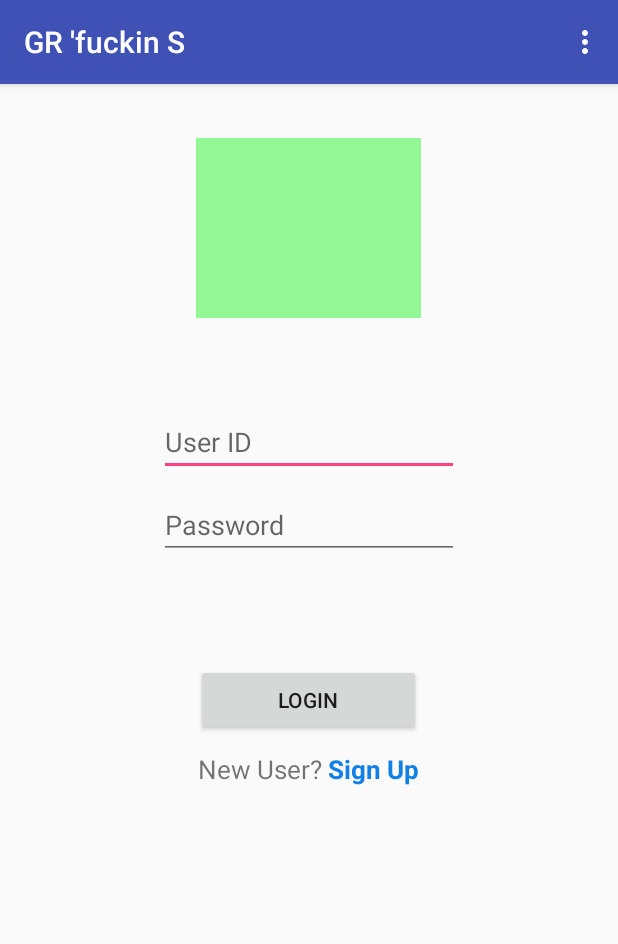
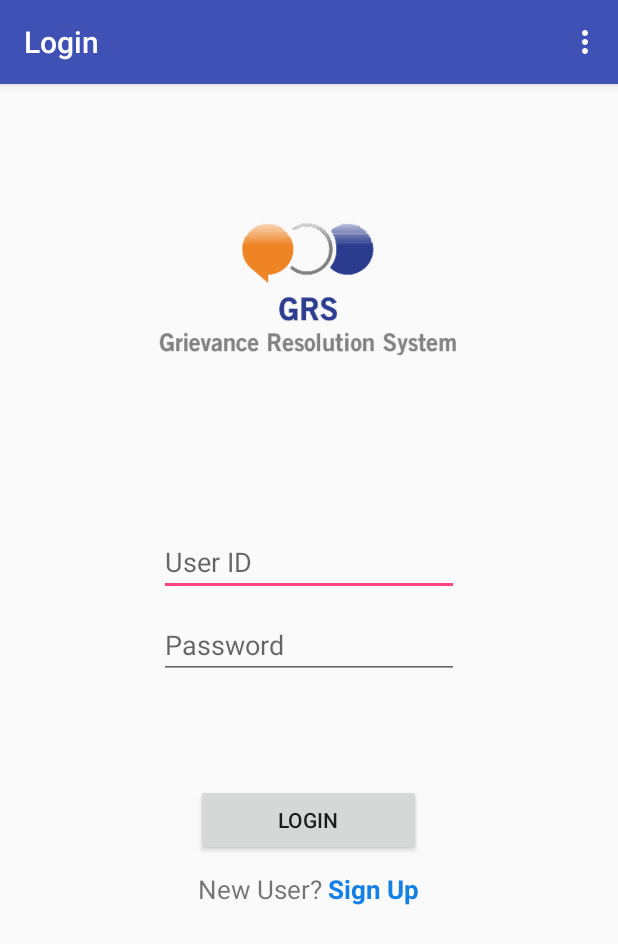
Before and after one commit to Prakhar0409/newApp, an Android app: the screen it shows after launch (LoginActivity), on a phone screen of 412 x 824 dp. Shown: the top 944 px of the screen. Run offline under Robolectric (Android 15) with nearby library versions, the phone set to English and light mode, and no system bars; our stand-ins replace Volley; libraries missing offline, so code that uses them is left out: android.support.v7; network calls fail.

Commit message:
logo shared prefs and shit

```diff
--- a/GRS/app/src/main/java/com/prakhar_squared_mayank/grs/BookmarksActivity.java
+++ b/GRS/app/src/main/java/com/prakhar_squared_mayank/grs/BookmarksActivity.java
@@ -42,7 +42,7 @@ public class BookmarksActivity extends AppCompatActivity {
     }
 
     void getData() {
-        String url1="http://"+LoginActivity.ip+Utility.BOOKMARKCOMPLAINTS;
+        String url1="http://"+Utility.IP+Utility.BOOKMARKCOMPLAINTS;
 
         System.out.println("Url being hit is for bookmark : " + url1);
         JsonObjectRequest req1 = new JsonObjectRequest(Request.Method.GET, url1, null, new Response.Listener<JSONObject>() {
--- a/GRS/app/src/main/java/com/prakhar_squared_mayank/grs/ComplaintDetailActivity.java
+++ b/GRS/app/src/main/java/com/prakhar_squared_mayank/grs/ComplaintDetailActivity.java
@@ -397,7 +397,7 @@ public class ComplaintDetailActivity extends AppCompatActivity implements View.O
     }
 
     public void getTimeLineData( ){
-        String url1="http://"+LoginActivity.ip+"/status/complaint?complaint_id="+complaintID;
+        String url1="http://"+Utility.IP+"/status/complaint?complaint_id="+complaintID;
 
         System.out.println("Url being hit is : " + url1);
         JsonObjectRequest req1 = new JsonObjectRequest(Request.Method.GET, url1, null, new Response.Listener<JSONObject>() {
@@ -433,7 +433,7 @@ public class ComplaintDetailActivity extends AppCompatActivity implements View.O
     }
 
     public void getCommentData( ){
-        String url1="http://"+LoginActivity.ip+"/comments/complaint?complaint_id="+complaintID;
+        String url1="http://"+Utility.IP+"/comments/complaint?complaint_id="+complaintID;
 
         System.out.println("Url being hit is : " + url1);
         JsonObjectRequest req1 = new JsonObjectRequest(Request.Method.GET, url1, null, new Response.Listener<JSONObject>() {
--- a/GRS/app/src/main/java/com/prakhar_squared_mayank/grs/LoginActivity.java
+++ b/GRS/app/src/main/java/com/prakhar_squared_mayank/grs/LoginActivity.java
@@ -41,9 +41,9 @@ import java.util.Map;
 
 
 public class LoginActivity extends AppCompatActivity implements View.OnClickListener {
-    public static String ip="192.168.43.147:8000";//"10.0.2.2:8000";
+    //public static String ip="192.168.43.147:8000";//"10.0.2.2:8000";
 
-
+    SessionManager session;
     EditText useridET, passwordET;
     TextView signupTV;
     Button loginButton;
@@ -52,6 +52,10 @@ public class LoginActivity extends AppCompatActivity implements View.OnClickList
     protected void onCreate(Bundle savedInstanceState) {
         super.onCreate(savedInstanceState);
         setContentView(R.layout.activity_login);
+
+        //new session manager
+        session = new SessionManager(getApplicationContext());
+
 
         useridET = (EditText) findViewById(R.id.userid_al);
         passwordET = (EditText) findViewById(R.id.pass_al);
@@ -144,6 +148,7 @@ public class LoginActivity extends AppCompatActivity implements View.OnClickList
             user_id= user.getInt("id");
             Intent it = new Intent(this, ComplaintsActivity.class);
             Log.d("next activity","yeah");
+            session.createLoginSession(useridET.getText().toString(), passwordET.getText().toString());
             it.putExtra("user_id",user_id);
             startActivity(it);
         } catch (JSONException e) {
--- a/GRS/app/src/main/java/com/prakhar_squared_mayank/grs/MyComplaintsFragment.java
+++ b/GRS/app/src/main/java/com/prakhar_squared_mayank/grs/MyComplaintsFragment.java
@@ -71,7 +71,7 @@ public class MyComplaintsFragment extends Fragment {
     }
 
     void getData() {
-        String url1="http://"+LoginActivity.ip+"/complaint/complaints/concern";
+        String url1="http://"+Utility.IP+"/complaint/complaints/concern";
 
         System.out.println("Url being hit is : " + url1);
         JsonObjectRequest req1 = new JsonObjectRequest(Request.Method.GET, url1, null, new Response.Listener<JSONObject>() {
--- a/GRS/app/src/main/java/com/prakhar_squared_mayank/grs/NotificationsActivity.java
+++ b/GRS/app/src/main/java/com/prakhar_squared_mayank/grs/NotificationsActivity.java
@@ -34,7 +34,7 @@ public class NotificationsActivity extends AppCompatActivity {
     }
 
     void getData() {
-        String url1="http://"+LoginActivity.ip+"/notifications/all";
+        String url1="http://"+Utility.IP+"/notifications/all";
 
         System.out.println("Url being hit is : " + url1);
         JsonObjectRequest req1 = new JsonObjectRequest(Request.Method.GET, url1, null, new Response.Listener<JSONObject>() {
--- a/GRS/app/src/main/java/com/prakhar_squared_mayank/grs/OthersComplaintsFragment.java
+++ b/GRS/app/src/main/java/com/prakhar_squared_mayank/grs/OthersComplaintsFragment.java
@@ -65,7 +65,7 @@ public class OthersComplaintsFragment extends Fragment{         // implements Ad
     }
 
     void getData() {
-        String url2="http://"+LoginActivity.ip+"/complaint/complaints/solve";
+        String url2="http://"+Utility.IP+Utility.COMPLAINTSMADETO;
         System.out.println("Url being hit is : " + url2);
 
         JsonObjectRequest req2 = new JsonObjectRequest(Request.Method.GET, url2, null, new Response.Listener<JSONObject>() {
--- /dev/null
+++ b/GRS/app/src/main/java/com/prakhar_squared_mayank/grs/SessionManager.java
@@ -0,0 +1,118 @@
+package com.prakhar_squared_mayank.grs;
+
+
+import java.util.HashMap;
+
+import android.content.Context;
+import android.content.Intent;
+import android.content.SharedPreferences;
+import android.content.SharedPreferences.Editor;
+
+public class SessionManager {
+    // Shared Preferences
+    SharedPreferences pref;
+
+    // Editor for Shared preferences
+    Editor editor;
+
+    // Context
+    Context _context;
+
+    // Shared pref mode
+    int PRIVATE_MODE = 0;
+
+    // Sharedpref file name
+    private static final String PREF_NAME = "GRSPref";
+
+    // All Shared Preferences Keys
+    private static final String IS_LOGIN = "IsLoggedIn";
+
+    // User name (make variable public to access from outside)
+    public static final String KEY_USERNAME = "userName";
+
+    // Email address (make variable public to access from outside)
+    public static final String KEY_PASSWORD = "password";
+
+    // Constructor
+    public SessionManager(Context context) {
+        this._context = context;
+        pref = _context.getSharedPreferences(PREF_NAME, PRIVATE_MODE);
+        editor = pref.edit();
+    }
+
+    /**
+     * Create login session
+     * */
+    public void createLoginSession(String username, String password){
+        // Storing login value as TRUE
+        editor.putBoolean(IS_LOGIN, true);
+
+        // Storing name in pref
+        editor.putString(KEY_USERNAME, username);
+
+        // Storing email in pref
+        editor.putString(KEY_PASSWORD, password);
+
+        // commit changes
+        editor.commit();
+    }
+
+    /**
+     * Check login method wil check user login status
+     * If false it will redirect user to login page
+     * Else won't do anything
+     * */
+    public void checkLogin(){
+        // Check login status
+        if(!this.isLoggedIn()){
+            // user is not logged in redirect him to Login Activity
+            Intent i = new Intent(_context, LoginActivity.class);
+            // Closing all the Activities
+            i.addFlags(Intent.FLAG_ACTIVITY_CLEAR_TOP);
+
+            // Add new Flag to start new Activity
+            i.setFlags(Intent.FLAG_ACTIVITY_NEW_TASK);
+
+            // Staring Login Activity
+            _context.startActivity(i);
+        }
+    }
+
+    public boolean isLoggedIn(){
+        return pref.getBoolean(IS_LOGIN, false);
+    }
+    /**
+     * Get stored session data
+     * */
+    public HashMap<String, String> getUserDetails(){
+        HashMap<String, String> user = new HashMap<String, String>();
+        // user name
+        user.put(KEY_USERNAME, pref.getString(KEY_USERNAME, null));
+
+        // user email id
+        user.put(KEY_PASSWORD, pref.getString(KEY_PASSWORD,null));
+
+        // return user
+        return user;
+    }
+
+    /**
+     * Clear session details
+     * */
+    public void logoutUser(){
+        // Clearing all data from Shared Preferences
+        editor.clear();
+        editor.commit();
+
+        // After logout redirect user to Loing Activity
+        Intent i = new Intent(_context, LoginActivity.class);
+        // Closing all the Activities
+        i.addFlags(Intent.FLAG_ACTIVITY_CLEAR_TOP);
+
+        // Add new Flag to start new Activity
+        i.setFlags(Intent.FLAG_ACTIVITY_NEW_TASK);
+
+        // Staring Login Activity
+        _context.startActivity(i);
+    }
+}
--- a/GRS/app/src/main/java/com/prakhar_squared_mayank/grs/StatusDetailActivity.java
+++ b/GRS/app/src/main/java/com/prakhar_squared_mayank/grs/StatusDetailActivity.java
@@ -66,7 +66,7 @@ public class StatusDetailActivity extends AppCompatActivity implements View.OnCl
     }
 
     public void getData( ){
-        String url1="http://"+LoginActivity.ip+Utility.GETSTATUSCOMMENT+"?status_id="+statusID;
+        String url1="http://"+Utility.IP+Utility.GETSTATUSCOMMENT+"?status_id="+statusID;
 
         System.out.println("Url being hit comment data is : " + url1);
         JsonObjectRequest req1 = new JsonObjectRequest(Request.Method.GET, url1, null, new Response.Listener<JSONObject>() {
--- a/GRS/app/src/main/java/com/prakhar_squared_mayank/grs/TimelineFragment.java
+++ b/GRS/app/src/main/java/com/prakhar_squared_mayank/grs/TimelineFragment.java
@@ -93,7 +93,7 @@ public class TimelineFragment extends Fragment implements View.OnClickListener {
     }
 
     public void getTimeLineData( ){
-        String url1="http://"+LoginActivity.ip+"/status/complaint?complaint_id="+complaintID;
+        String url1="http://"+Utility.IP+"/status/complaint?complaint_id="+complaintID;
 
         System.out.println("Url being hit is : " + url1);
         JsonObjectRequest req1 = new JsonObjectRequest(Request.Method.GET, url1, null, new Response.Listener<JSONObject>() {
--- a/GRS/app/src/main/java/com/prakhar_squared_mayank/grs/Utility.java
+++ b/GRS/app/src/main/java/com/prakhar_squared_mayank/grs/Utility.java
@@ -33,7 +33,8 @@ public class Utility {
      DOWNLOADIMAGE="/image/download",
      COMPLAINTDOMAINS="/complaint/domains",
      COMPLAINTLEVELS="/complaint/levels",
-     UPLOADUSERDATA="/user/signup";
+     UPLOADUSERDATA="/user/signup",
+     COMPLAINTSMADETO="/complaint/complaints/solve";
     public static String POSTSTATUS="/complaint/status";
     public static String POSTSTATUSCOMMENT="/complaint/status/comment";
     public static String GETSTATUSCOMMENT="/comments/status";
--- a/GRS/app/src/main/java/com/prakhar_squared_mayank/grs/WallFragment.java
+++ b/GRS/app/src/main/java/com/prakhar_squared_mayank/grs/WallFragment.java
@@ -92,7 +92,7 @@ public class WallFragment extends Fragment implements View.OnClickListener {
     }
 
     public void getCommentData( ){
-        String url1="http://"+LoginActivity.ip+"/comments/complaint?complaint_id="+complaintID;
+        String url1="http://"+Utility.IP+"/comments/complaint?complaint_id="+complaintID;
 
         System.out.println("Url being hit for comment data is : " + url1);
         JsonObjectRequest req1 = new JsonObjectRequest(Request.Method.GET, url1, null, new Response.Listener<JSONObject>() {
--- a/GRS/app/src/main/res/layout/activity_login.xml
+++ b/GRS/app/src/main/res/layout/activity_login.xml
@@ -18,10 +18,10 @@
 
     <ImageView
         android:layout_marginTop="20dp"
-        android:layout_width="150dp"
-        android:layout_height="120dp"
+        android:layout_width="200dp"
+        android:layout_height="200dp"
         android:layout_gravity="center"
-        android:background="#93f796"/>
+        android:src="@drawable/app_icon"/>
 
     <EditText
         android:id="@+id/userid_al"
```
Also changed, not shown: GRS/app/src/main/AndroidManifest.xml (+11 -9 lines), GRS/app/src/main/java/com/prakhar_squared_mayank/grs/ComplaintsActivity.java (+87 -6 lines), GRS/app/src/main/res/drawable/app_icon.PNG (added), GRS/app/src/main/res/mipmap-hdpi/app_icon.png (added), GRS/app/src/main/res/mipmap-mdpi/app_icon.png (added), GRS/app/src/main/res/mipmap-xhdpi/app_icon.png (added), GRS/app/src/main/res/mipmap-xxhdpi/app_icon.png (added), GRS/app/src/main/res/mipmap-xxxhdpi/app_icon.png (added).
